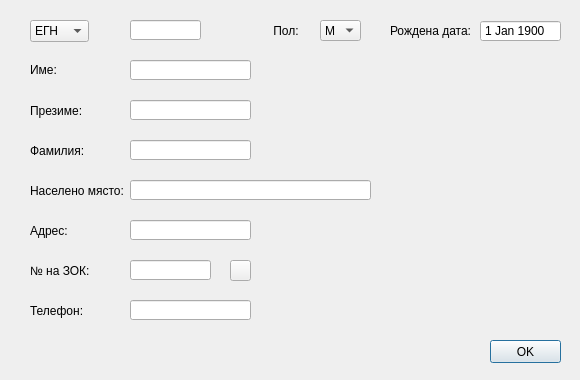
Above: src/View/Widgets/PatientFormDialog.ui from thefinalcutbg/DinoDent before the change. Below: the same form after it.
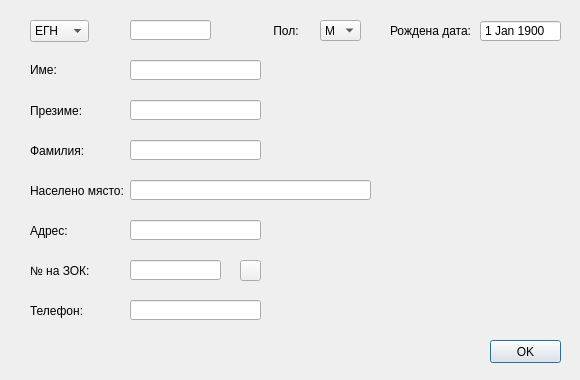
That is the form after the change. Custom widgets are drawn as their Qt base class.

Commit message: added SSN patient type

What changed in the file:
```diff
--- a/src/View/Widgets/PatientFormDialog.ui
+++ b/src/View/Widgets/PatientFormDialog.ui
@@ -72,7 +72,7 @@
     <rect>
      <x>130</x>
      <y>220</y>
-     <width>121</width>
+     <width>131</width>
      <height>20</height>
     </rect>
    </property>
@@ -94,7 +94,7 @@
     <rect>
      <x>130</x>
      <y>300</y>
-     <width>121</width>
+     <width>131</width>
      <height>20</height>
     </rect>
    </property>
@@ -168,7 +168,7 @@
     <rect>
      <x>130</x>
      <y>260</y>
-     <width>81</width>
+     <width>91</width>
      <height>20</height>
     </rect>
    </property>
@@ -184,10 +184,16 @@
     <rect>
      <x>130</x>
      <y>20</y>
-     <width>71</width>
+     <width>81</width>
      <height>20</height>
     </rect>
    </property>
+   <property name="sizePolicy">
+    <sizepolicy hsizetype="Preferred" vsizetype="Fixed">
+     <horstretch>0</horstretch>
+     <verstretch>0</verstretch>
+    </sizepolicy>
+   </property>
    <property name="text">
     <string/>
    </property>
@@ -223,7 +229,7 @@
     <rect>
      <x>130</x>
      <y>60</y>
-     <width>121</width>
+     <width>131</width>
      <height>20</height>
     </rect>
    </property>
@@ -347,7 +353,7 @@
     <rect>
      <x>130</x>
      <y>140</y>
-     <width>121</width>
+     <width>131</width>
      <height>20</height>
     </rect>
    </property>
@@ -379,7 +385,7 @@
     <rect>
      <x>130</x>
      <y>100</y>
-     <width>121</width>
+     <width>131</width>
      <height>20</height>
     </rect>
    </property>
@@ -412,7 +418,7 @@
   <widget class="QPushButton" name="hirbnoButton">
    <property name="geometry">
     <rect>
-     <x>230</x>
+     <x>240</x>
      <y>260</y>
      <width>21</width>
      <height>21</height>
```
Left out of the diff: 7 changed lines with no effect on the pictures. The commit also changes 27 other files.
